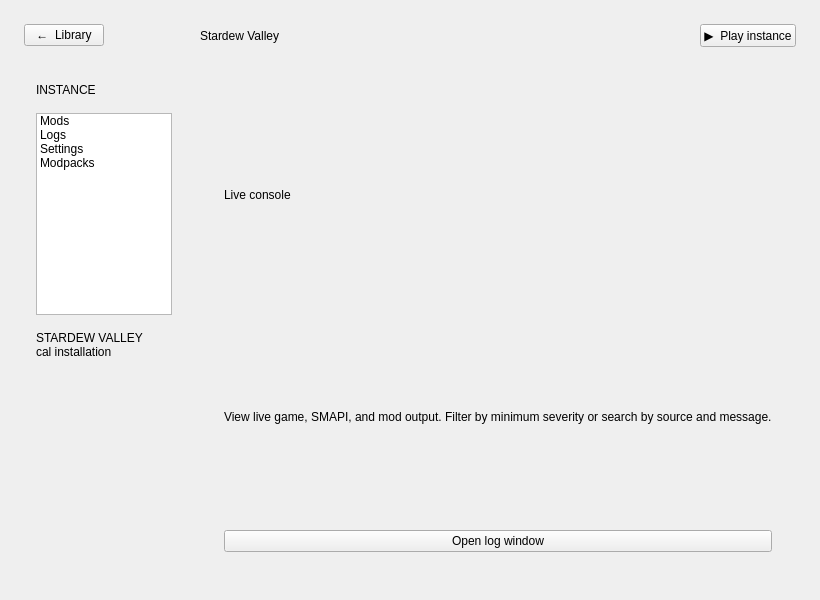
Qt form src/qt/InstanceWindow.ui (ChicoState/prismaticlauncher) before a commit.
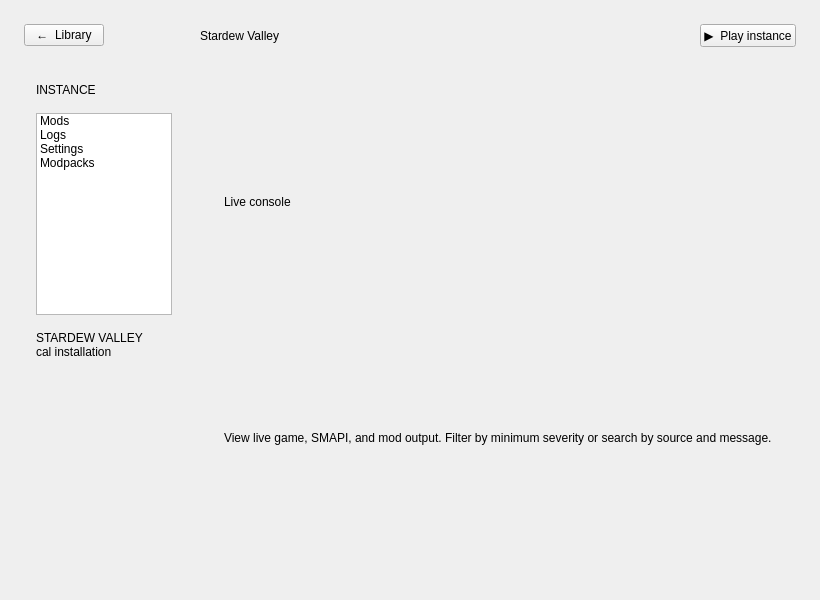
The same form after that commit. The open tabs and pages were chosen to show the change.

Commit message: removed Open Lock Window button with no handler

```diff
--- a/src/qt/InstanceWindow.ui
+++ b/src/qt/InstanceWindow.ui
@@ -223,13 +223,6 @@
           </property>
          </widget>
         </item>
-        <item>
-         <widget class="QPushButton" name="openLogs">
-          <property name="text">
-           <string>Open log window</string>
-          </property>
-         </widget>
-        </item>
        </layout>
       </widget>
       <widget class="QWidget" name="settingsPage">
```
